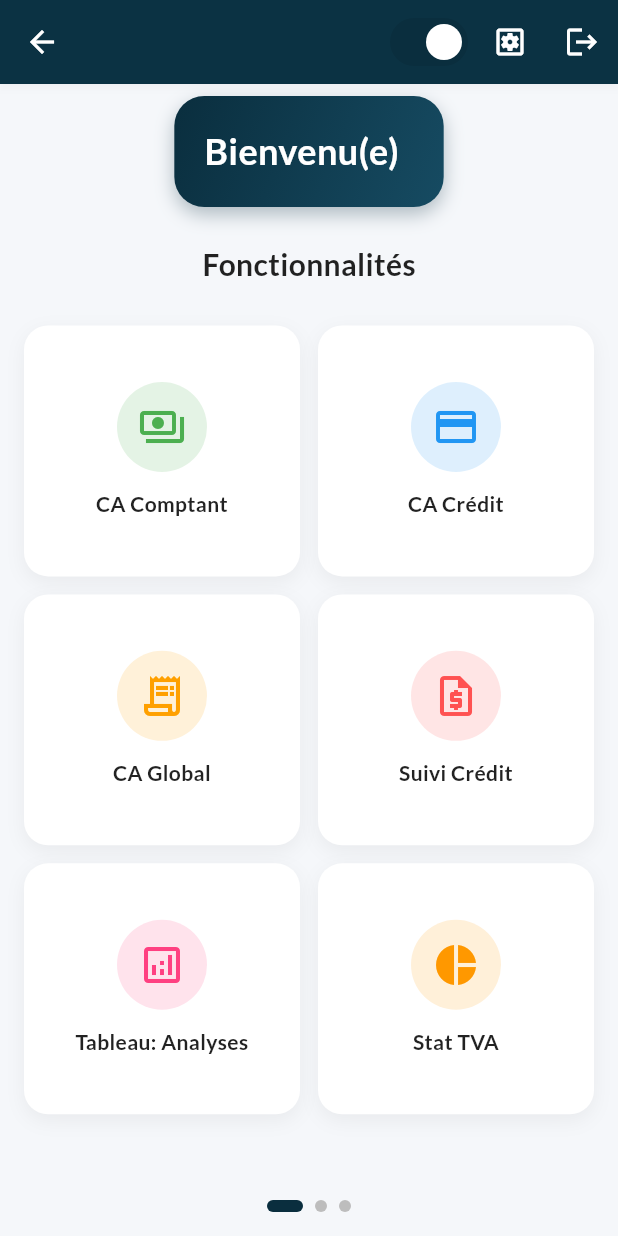
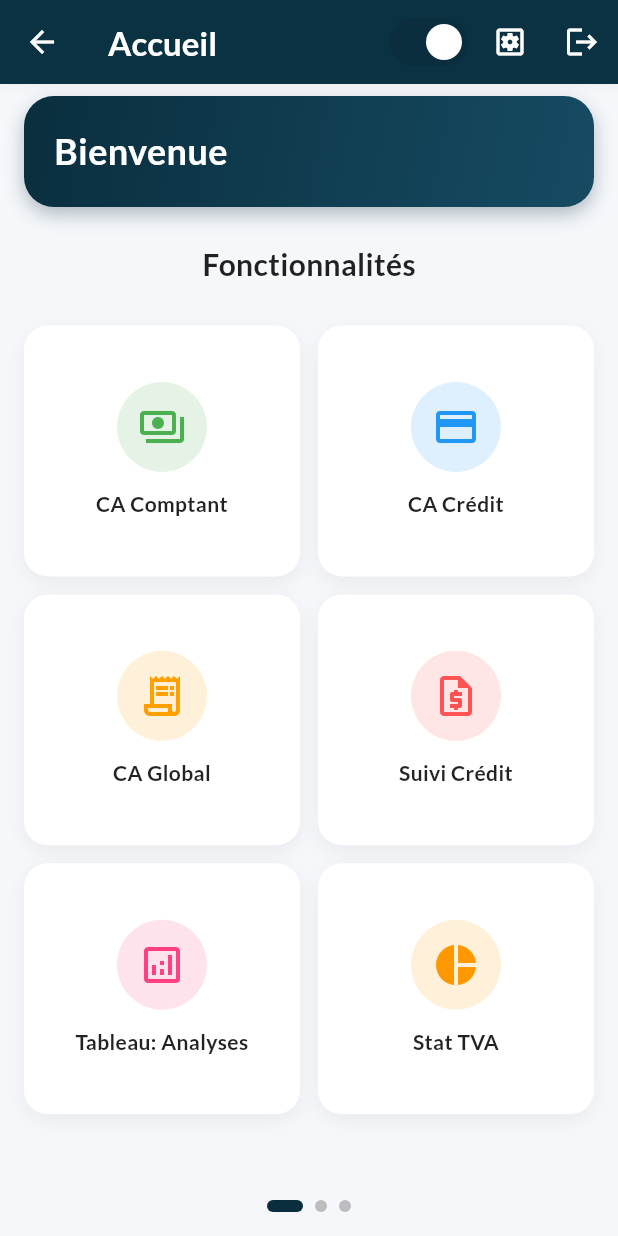
Before and after one commit to airm5500/prestige_app, a Flutter app: the HomeScreen screen opened directly, on a phone screen of 412 x 824 dp. Run offline on Flutter 3.47's test engine with Material 3 defaults, Android fonts, the light colour scheme and no system bars; our stand-ins replace fl_chart, fluttertoast, google_fonts, pdf, printing, shared_preferences; accounts and stored records are empty.

Commit message:
maj ecran connexion
maj ecran connexion

```diff
--- a/lib/screens/home_screen.dart
+++ b/lib/screens/home_screen.dart
@@ -26,7 +26,7 @@ import 'suivi_credit_screen.dart';
 import 'annulation_vente_screen.dart';
 import 'suivi_ajustement_screen.dart';
 import 'retours_fournisseurs_screen.dart';
-import 'stat_tva_screen.dart'; // AJOUT
+import 'stat_tva_screen.dart';
 
 class HomeScreen extends StatefulWidget {
   const HomeScreen({super.key});
@@ -51,23 +51,19 @@ class _HomeScreenState extends State<HomeScreen> {
     final ipProvider = Provider.of<IpConfigProvider>(context);
 
     final AppUser? currentUser = authProvider.user;
-    final String userName = currentUser?.fullName ?? 'Utilisateur';
-    final String officineName = currentUser?.officineName ?? 'Prestige App';
 
-    // --- CORRECTION: Organisation des fonctionnalités en pages ---
     final List<Map<String, dynamic>> page1Items = [
       {'title': 'CA Comptant', 'icon': Icons.payments_outlined, 'color': Colors.green, 'screen': const CaComptantScreen()},
       {'title': 'CA Crédit', 'icon': Icons.credit_card_outlined, 'color': Colors.blue, 'screen': const CaCreditScreen()},
       {'title': 'CA Global', 'icon': Icons.receipt_long_outlined, 'color': Colors.amber.shade700, 'screen': const CaGlobalScreen()},
       {'title': 'Suivi Crédit', 'icon': Icons.request_quote_outlined, 'color': Colors.redAccent, 'screen': const SuiviCreditScreen()},
       {'title': 'Tableau: Analyses', 'icon': Icons.analytics_outlined, 'color': Colors.pinkAccent, 'screen': const TableauBordAnalyseMenuScreen()},
-      {'title': 'Stat TVA', 'icon': Icons.pie_chart, 'color': Colors.orange, 'screen': const StatTvaScreen()}, // AJOUT
+      {'title': 'Stat TVA', 'icon': Icons.pie_chart, 'color': Colors.orange, 'screen': const StatTvaScreen()},
     ];
 
     final List<Map<String, dynamic>> page2Items = [
       {'title': 'Analyse Article', 'icon': Icons.pie_chart_outline_rounded, 'color': Colors.indigo, 'screen': const AnalyseArticleScreen()},
       {'title': 'Fiche Article', 'icon': Icons.article_outlined, 'color': Colors.cyan, 'screen': const FicheArticleScreen()},
-      //{'title': 'Mes Articles', 'icon': Icons.inventory, 'color': Colors.blueGrey, 'screen': const MesArticlesScreen()},
       {'title': 'Evolution Stock', 'icon': Icons.ssid_chart_outlined, 'color': Colors.brown, 'screen': const EvolutionStockScreen()},
       {'title': 'Valorisation', 'icon': Icons.inventory_2_outlined, 'color': Colors.purple, 'screen': const ValorisationScreen()},
       {'title': 'Suivi Ajustements', 'icon': Icons.rule_folder_outlined, 'color': Colors.deepPurple, 'screen': const SuiviAjustementScreen()},
@@ -78,14 +74,13 @@ class _HomeScreenState extends State<HomeScreen> {
       {'title': 'Achats Fourn.', 'icon': Icons.shopping_cart_checkout_outlined, 'color': Colors.deepOrange, 'screen': const AchatsFournisseursScreen()},
       {'title': 'Annulation Ventes', 'icon': Icons.cancel_presentation_outlined, 'color': Colors.red.shade700, 'screen': const AnnulationVenteScreen()},
       {'title': 'Retours Fournisseurs', 'icon': Icons.assignment_return_outlined, 'color': Colors.blueGrey, 'screen': const RetoursFournisseursScreen()},
-
     ];
 
     final List<List<Map<String, dynamic>>> allPages = [page1Items, page2Items, page3Items];
 
     return Scaffold(
       appBar: AppBar(
-        title: Text(officineName),
+        title: const Text("Accueil"), // MODIFICATION
         actions: [
           Tooltip(
             message: ipProvider.useLocalIp ? 'Passer en mode Distant' : 'Passer en mode Local',
@@ -116,7 +111,8 @@ class _HomeScreenState extends State<HomeScreen> {
       ),
       body: Column(
         children: [
-          _buildWelcomeCard(context, ipProvider, userName),
+          // MODIFICATION
+          _buildWelcomeCard(context, ipProvider, currentUser?.fullName ?? 'Utilisateur'),
           Padding(
             padding: const EdgeInsets.fromLTRB(20, 16, 20, 10),
             child: Text(
@@ -138,7 +134,6 @@ class _HomeScreenState extends State<HomeScreen> {
               },
             ),
           ),
-          // Indicateurs de page (points)
           Row(
             mainAxisAlignment: MainAxisAlignment.center,
             children: List.generate(allPages.length, (index) => _buildPageIndicator(index == _currentPage)),
@@ -149,7 +144,6 @@ class _HomeScreenState extends State<HomeScreen> {
     );
   }
 
-  // Widget pour la grille de fonctionnalités d'une page
   Widget _buildFeatureGrid(List<Map<String, dynamic>> items) {
     return GridView.builder(
       padding: const EdgeInsets.all(16.0),
@@ -173,7 +167,6 @@ class _HomeScreenState extends State<HomeScreen> {
     );
   }
 
-  // Widget pour les points indicateurs de page
   Widget _buildPageIndicator(bool isActive) {
     return AnimatedContainer(
       duration: const Duration(milliseconds: 150),
@@ -189,7 +182,10 @@ class _HomeScreenState extends State<HomeScreen> {
 
   Widget _buildWelcomeCard(BuildContext context, IpConfigProvider ipProvider, String userName) {
     final theme = Theme.of(context);
+    final officine = context.watch<AuthProvider>().officine; // MODIFICATION
+
     return Container(
+      width: double.infinity, // Pour que la carte prenne toute la largeur
       margin: const EdgeInsets.symmetric(horizontal: 16.0, vertical: 8.0),
       padding: const EdgeInsets.all(20.0),
       decoration: BoxDecoration(
@@ -204,11 +200,20 @@ class _HomeScreenState extends State<HomeScreen> {
         crossAxisAlignment: CrossAxisAlignment.start,
         children: [
           Text(
-            'Bienvenu(e) $userName',
+            'Bienvenue $userName', // MODIFICATION
             style: GoogleFonts.lato(fontSize: 24, fontWeight: FontWeight.bold, color: Colors.white),
             maxLines: 1,
             overflow: TextOverflow.ellipsis,
           ),
+          // AJOUT: Affichage du nom de la pharmacie
+          if (officine != null)
+            Padding(
+              padding: const EdgeInsets.only(top: 4.0),
+              child: Text(
+                officine.nomComplet,
+                style: GoogleFonts.lato(fontSize: 16, color: Colors.white.withOpacity(0.9)),
+              ),
+            ),
         ],
       ),
     );
```
Also changed, not shown: lib/providers/auth_provider.dart (+30 -1 lines), lib/screens/login_screen.dart (+42 -7 lines).
